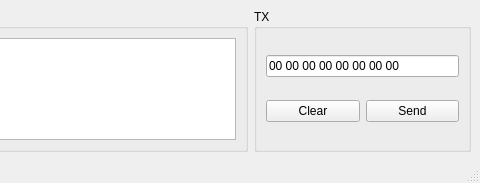
Qt form mainwindow.ui (VNovytskyi/ShellerTerminal) before a commit; both pictures show x 320 to 800 and y 0 to 183 of the 800 by 183 pixel window.
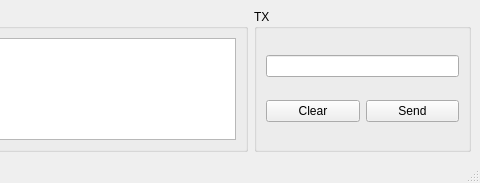
The same form after that commit.

What changed in the file:
```diff
--- a/mainwindow.ui
+++ b/mainwindow.ui
@@ -155,7 +155,7 @@
            <item>
             <widget class="QLineEdit" name="transmitHexLine">
              <property name="text">
-              <string>00 00 00 00 00 00 00 00</string>
+              <string/>
              </property>
             </widget>
            </item>
```
